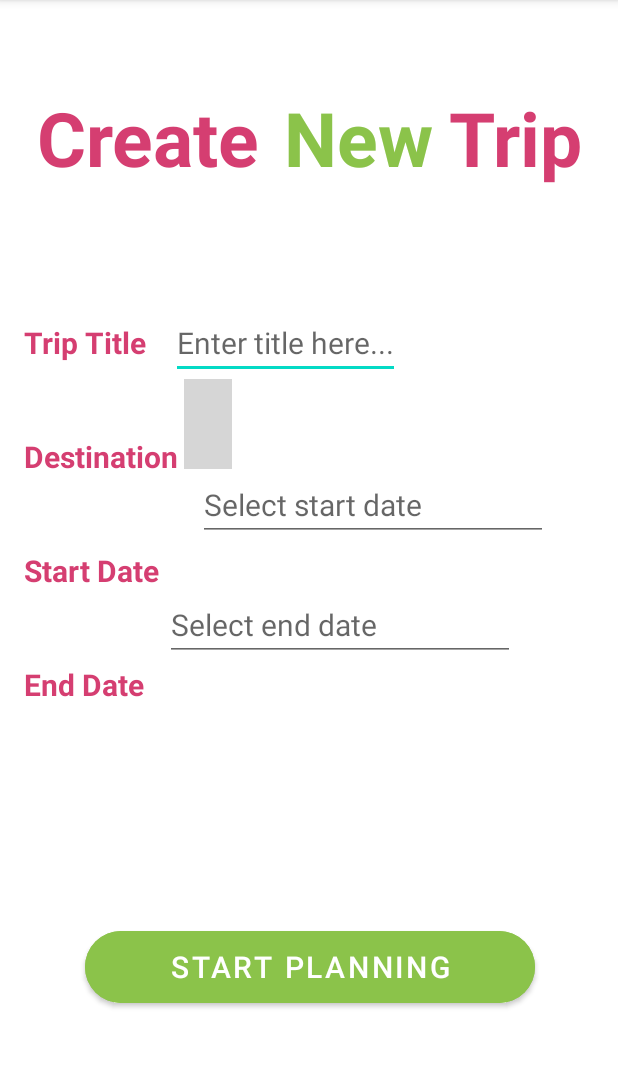
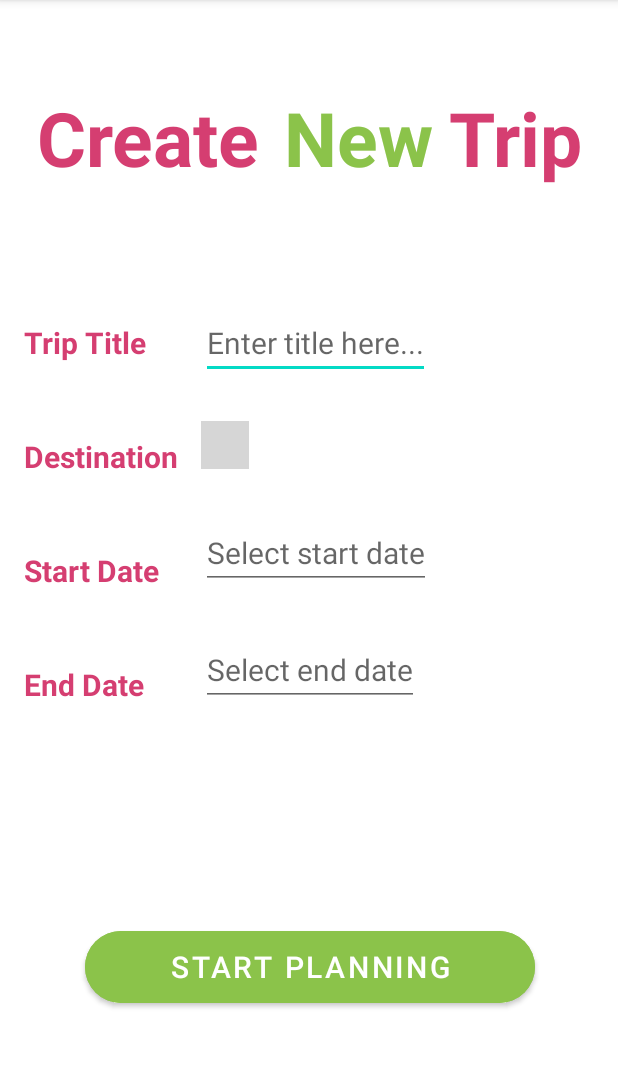
Before and after one commit to gadiFleischer/post-pc-final-project, an Android app: the screen it shows after launch (NewTrip), after a tap on "CREATE NEW TRIP", on a phone screen of 412 x 824 dp, the part 84-1152 px from its top. Run offline under Robolectric (Android 15) with nearby library versions, the phone set to English and light mode, and no system bars; libraries missing offline, so code that uses them is left out: com.hbb20; plain views replace CountryPickerView; 1 statement that could not run was skipped; grey boxes are pictures that could not be loaded.

Commit message:
padding UI

```diff
--- a/app/src/main/res/layout/add_new_event_activity.xml
+++ b/app/src/main/res/layout/add_new_event_activity.xml
@@ -3,7 +3,9 @@
     xmlns:app="http://schemas.android.com/apk/res-auto"
     xmlns:tools="http://schemas.android.com/tools"
     android:layout_width="match_parent"
-    android:layout_height="match_parent">
+    android:layout_height="match_parent"
+    android:background="#FFFFFF"
+    >
 
 
     <TextView
--- a/app/src/main/res/layout/add_to_trip_window.xml
+++ b/app/src/main/res/layout/add_to_trip_window.xml
@@ -19,7 +19,7 @@
             android:layout_weight="1"
             android:adjustViewBounds="true"
             android:gravity="center"
-            android:paddingBottom="10dp"
+            android:padding="20dp"
 
             android:scaleType="centerInside">
 
@@ -27,6 +27,7 @@
                 android:id="@+id/imageView_add_to_trip"
                 android:layout_width="150dp"
                 android:layout_height="150dp"
+
                 android:background="@drawable/image_unavailable_foreground" />
         </LinearLayout>
 
--- a/app/src/main/res/layout/edit_event_activty.xml
+++ b/app/src/main/res/layout/edit_event_activty.xml
@@ -3,7 +3,10 @@
     xmlns:app="http://schemas.android.com/apk/res-auto"
     xmlns:tools="http://schemas.android.com/tools"
     android:layout_width="match_parent"
-    android:layout_height="match_parent">
+    android:layout_height="match_parent"
+    android:background="#FFFFFF"
+
+    >
 
     <TextView
         android:id="@+id/editEventTitle1"
--- a/app/src/main/res/layout/go_to_edit_event_window.xml
+++ b/app/src/main/res/layout/go_to_edit_event_window.xml
@@ -12,7 +12,7 @@
         android:layout_width="match_parent"
         android:layout_height="wrap_content"
         android:orientation="horizontal"
->
+        >
 
         <LinearLayout
             android:layout_width="0dp"
@@ -21,7 +21,8 @@
             android:gravity="center"
             android:scaleType="centerInside"
             android:adjustViewBounds="true"
-            android:paddingBottom="10dp"
+            android:padding="20dp"
+
             >
 
             <ImageView
--- a/app/src/main/res/layout/image_layout.xml
+++ b/app/src/main/res/layout/image_layout.xml
@@ -3,7 +3,10 @@
     xmlns:app="http://schemas.android.com/apk/res-auto"
     xmlns:tools="http://schemas.android.com/tools"
     android:layout_width="match_parent"
-    android:layout_height="match_parent">
+    android:layout_height="match_parent"
+    android:background="#FFFFFF"
+
+    >
 
 
     <Button
--- a/app/src/main/res/layout/list_group.xml
+++ b/app/src/main/res/layout/list_group.xml
@@ -3,7 +3,10 @@
     xmlns:app="http://schemas.android.com/apk/res-auto"
     xmlns:tools="http://schemas.android.com/tools"
     android:orientation="vertical" android:layout_width="match_parent"
-    android:layout_height="match_parent">
+    android:layout_height="match_parent"
+    android:background="#FFFFFF"
+
+    >
 
     <TextView
         android:id="@+id/listTitle"
--- a/app/src/main/res/layout/list_item.xml
+++ b/app/src/main/res/layout/list_item.xml
@@ -1,7 +1,10 @@
 <?xml version="1.0" encoding="utf-8"?>
 <androidx.constraintlayout.widget.ConstraintLayout xmlns:android="http://schemas.android.com/apk/res/android"
     android:orientation="vertical" android:layout_width="match_parent"
-    android:layout_height="wrap_content">
+    android:layout_height="wrap_content"
+    android:background="#FFFFFF"
+
+    >
     <TextView
         android:id="@+id/expandedListItem"
         android:layout_width="fill_parent"
--- a/app/src/main/res/layout/main_map_activity.xml
+++ b/app/src/main/res/layout/main_map_activity.xml
@@ -3,7 +3,10 @@
     xmlns:app="http://schemas.android.com/apk/res-auto"
     xmlns:tools="http://schemas.android.com/tools"
     android:layout_width="match_parent"
-    android:layout_height="match_parent">
+    android:layout_height="match_parent"
+    android:background="#FFFFFF"
+
+    >
 
 <!--    <TextView-->
 <!--        android:id="@+id/mainMapTitle1"-->
--- a/app/src/main/res/layout/my_trips_activty.xml
+++ b/app/src/main/res/layout/my_trips_activty.xml
@@ -3,7 +3,10 @@
     xmlns:app="http://schemas.android.com/apk/res-auto"
     xmlns:tools="http://schemas.android.com/tools"
     android:layout_width="match_parent"
-    android:layout_height="match_parent">
+    android:layout_height="match_parent"
+    android:background="#FFFFFF"
+
+    >
 
     <TextView
         android:id="@+id/myTripsTitle1"
--- a/app/src/main/res/layout/new_trip_activity.xml
+++ b/app/src/main/res/layout/new_trip_activity.xml
@@ -5,7 +5,10 @@
     android:layout_width="match_parent"
     android:layout_height="match_parent"
     tools:layout_editor_absoluteX="0dp"
-    tools:layout_editor_absoluteY="0dp">
+    tools:layout_editor_absoluteY="0dp"
+    android:background="#FFFFFF"
+
+    >
 
     <TextView
         android:id="@+id/createNewTripTitle1"
@@ -50,12 +53,13 @@
         android:hint="Enter title here..."
         android:text=""
         android:textSize="20dp"
-        android:layout_marginLeft="16dp"
+        android:layout_marginLeft="36dp"
         app:layout_constraintStart_toEndOf="@+id/editTripTitleView"
         app:layout_constraintBaseline_toBaselineOf="@+id/editTripTitleView"
         android:layout_width="wrap_content"
         android:layout_height="wrap_content"
         android:paddingTop="30dp"
+
 
         />
 
@@ -104,28 +108,27 @@
         android:paddingBottom="70dp"
         />
 
+
     <com.hbb20.CountryPickerView
         android:id="@+id/editCountry"
         android:layout_width="wrap_content"
         android:layout_height="wrap_content"
-        android:layout_marginStart="4dp"
+        android:layout_marginTop="28dp"
+        android:clickable="true"
+        android:focusable="true"
+
         app:layout_constraintStart_toEndOf="@+id/editDestinationView"
-        app:layout_constraintTop_toBottomOf="@+id/editTripTitleEdit"
-        android:paddingTop="30dp"
-        android:paddingBottom="30dp"
-        />
-
-
+        app:layout_constraintStart_toStartOf="@+id/editTripTitleEdit"
+        app:layout_constraintTop_toBottomOf="@+id/editTripTitleEdit" />
 
     <EditText
         android:id="@+id/editEndDateEdit"
         android:layout_width="wrap_content"
         android:layout_height="wrap_content"
-        android:layout_marginStart="4dp"
-        android:layout_marginTop="32dp"
+        app:layout_constraintStart_toStartOf="@+id/editTripTitleEdit"
+        android:layout_marginTop="30dp"
         android:clickable="false"
         android:cursorVisible="false"
-        android:ems="10"
         android:focusable="false"
         android:focusableInTouchMode="false"
         android:hint="Select end date"
@@ -153,21 +156,18 @@
         android:id="@+id/editStartDateEdit"
         android:layout_width="wrap_content"
         android:layout_height="wrap_content"
-        android:layout_marginLeft="26dp"
+        android:layout_marginTop="32dp"
         android:clickable="false"
         android:cursorVisible="false"
-        android:ems="10"
         android:focusable="false"
         android:focusableInTouchMode="false"
         android:hint="Select start date"
         android:inputType="date"
         android:textSize="20dp"
         app:layout_constraintStart_toEndOf="@+id/editStartDateView"
-        app:layout_constraintTop_toBottomOf="@+id/editCountry"
-        />
+        app:layout_constraintStart_toStartOf="@+id/editTripTitleEdit"
 
-
-
+        app:layout_constraintTop_toBottomOf="@+id/editCountry" />
 
     <Button
         android:id="@+id/startPlanningButton"
--- a/app/src/main/res/layout/trip_details_activity.xml
+++ b/app/src/main/res/layout/trip_details_activity.xml
@@ -5,6 +5,8 @@
     android:id="@+id/trip_details_activity"
     android:layout_width="match_parent"
     android:layout_height="match_parent"
+    android:background="#FFFFFF"
+
     >
 
     <RelativeLayout
--- a/app/src/main/res/layout/trip_item.xml
+++ b/app/src/main/res/layout/trip_item.xml
@@ -3,7 +3,9 @@
     xmlns:app="http://schemas.android.com/apk/res-auto"
     xmlns:tools="http://schemas.android.com/tools"
     android:layout_width="match_parent"
-    android:layout_height="wrap_content">
+    android:layout_height="wrap_content"
+    android:background="#FFFFFF"
+    >
 
 
     <TextView
```
Also changed, not shown: app/src/main/java/com/example/tripplanner/EditTrip.java (+1 -7 lines), app/src/main/res/layout/edit_trip_activity.xml (+10 -9 lines).
